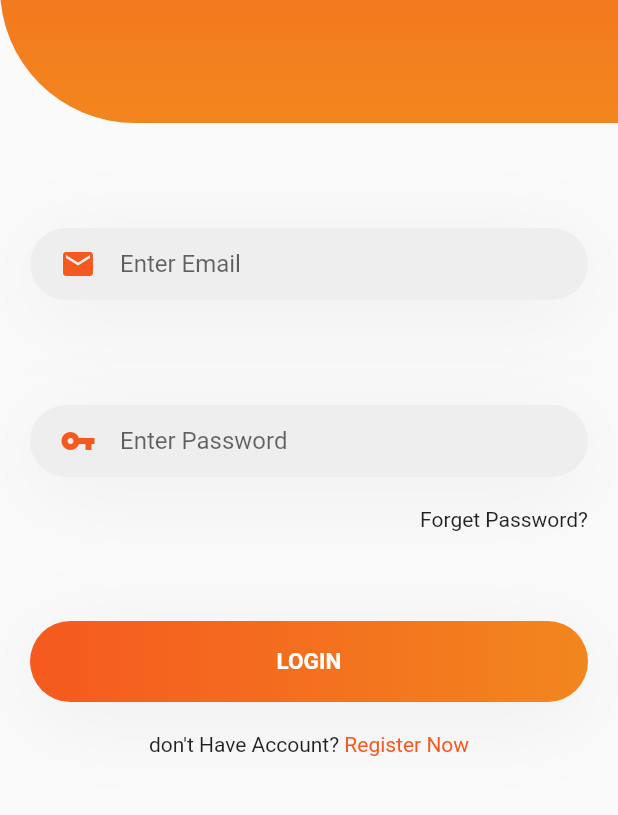
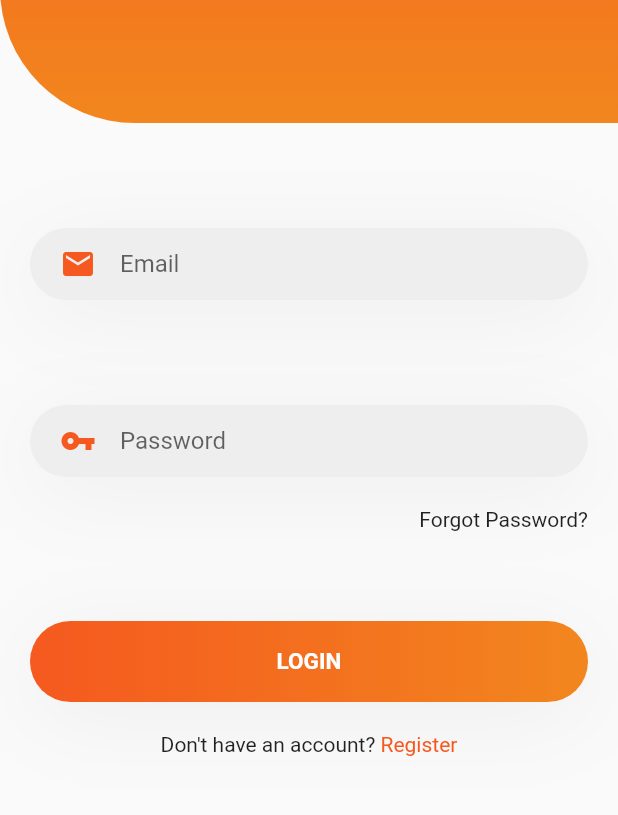
Before and after one commit to gowrigowtham/flutter-demos, a Flutter app: the screen it shows after launch, on a phone screen of 412 x 824 dp, the part 327-1142 px from its top. Run offline on Flutter 3.47's test engine with Material 2 defaults, Android fonts, the phone set to English and light mode, and no system bars; our stand-ins replace floor, flutter_cache_manager, geocoding, geolocator, get, google_maps_flutter and 2 more; missing offline and left inert: flutter_wallpaper_manager; accounts and stored records are empty; generated files the repository leaves out were written again.

Commit message:
commit login page and signup

```diff
--- a/lib/authendication/login_screen.dart
+++ b/lib/authendication/login_screen.dart
@@ -14,7 +14,9 @@ class InitState extends State<LoginScreen> {
   }
 
   Widget initWidget() {
-    return Scaffold(
+    return SafeArea(
+      top: true,
+      child: Scaffold(
         body: SingleChildScrollView(
           child: Column(
             children: [
@@ -66,7 +68,7 @@ class InitState extends State<LoginScreen> {
                         Icons.email,
                         color: Color(0xffF5591F),
                       ),
-                    hintText: "Enter Email",
+                      hintText: "Email",
                       enabledBorder: InputBorder.none,
                       focusedBorder: InputBorder.none),
                 ),
@@ -93,7 +95,7 @@ class InitState extends State<LoginScreen> {
                         Icons.vpn_key,
                         color: Color(0xffF5591F),
                       ),
-                    hintText: "Enter Password",
+                      hintText: "Password",
                       enabledBorder: InputBorder.none,
                       focusedBorder: InputBorder.none),
                 ),
@@ -102,7 +104,7 @@ class InitState extends State<LoginScreen> {
                 margin: const EdgeInsets.only(top: 20, right: 20),
                 alignment: Alignment.centerRight,
                 child: GestureDetector(
-                child: const Text("Forget Password?"),
+                  child: const Text("Forgot Password?"),
                   onTap: () => {},
                 ),
               ),
@@ -148,7 +150,7 @@ class InitState extends State<LoginScreen> {
                 child: Row(
                   mainAxisAlignment: MainAxisAlignment.center,
                   children: [
-                  const Text("don't Have Account? "),
+                    const Text("Don't have an account? "),
                     GestureDetector(
                       onTap: () => {
                         Navigator.push(
@@ -157,7 +159,7 @@ class InitState extends State<LoginScreen> {
                                 builder: (context) => SignUpScreen()))
                       },
                       child: const Text(
-                      "Register Now",
+                        "Register",
                         style: TextStyle(color: Color(0xffF5591F)),
                       ),
                     )
@@ -167,6 +169,7 @@ class InitState extends State<LoginScreen> {
             ],
           ),
         ),
+      ),
     );
   }
 }
```
Also changed, not shown: lib/authendication/signup_screen.dart (+8 -7 lines). Lines whose indentation alone changed are shown as unchanged.
